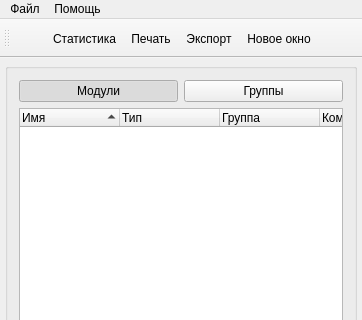
Before: the Qt Designer form src/SVViewer/forms/mainWin.ui in Tyill/SVisual, drawn with Qt 5; both pictures show x 0 to 362 and y 0 to 320 of the 362 by 708 pixel window.
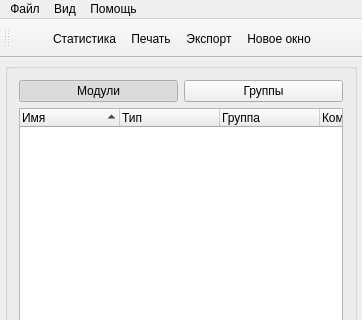
After: the same form once the commit is applied. Icons and pictures are not drawn. Custom widgets are drawn as their Qt base class.

Diff of the .ui file:
```diff
--- a/src/SVViewer/forms/mainWin.ui
+++ b/src/SVViewer/forms/mainWin.ui
@@ -245,7 +245,15 @@
     </property>
     <addaction name="actionProgram"/>
    </widget>
+   <widget class="QMenu" name="menu_3">
+    <property name="title">
+     <string>Вид</string>
+    </property>
+    <addaction name="actionUpFont"/>
+    <addaction name="actionDnFont"/>
+   </widget>
    <addaction name="menu"/>
+   <addaction name="menu_3"/>
    <addaction name="menu_2"/>
   </widget>
   <widget class="QToolBar" name="mainToolBar">
```
Left out of the diff: 16 changed lines with no effect on the pictures.
